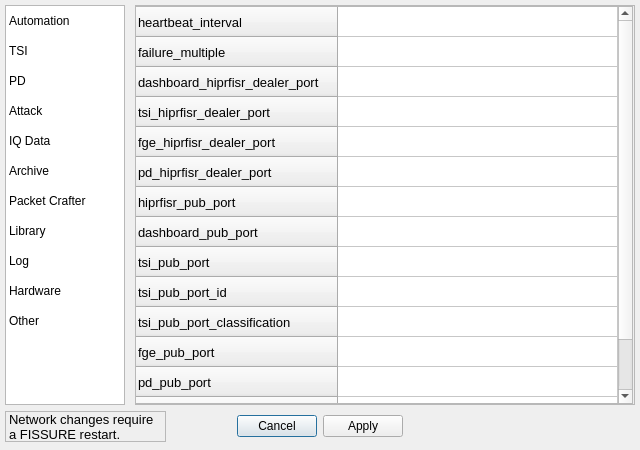
First picture: the form in UI/options.ui, repository ainfosec/FISSURE, before the edit.
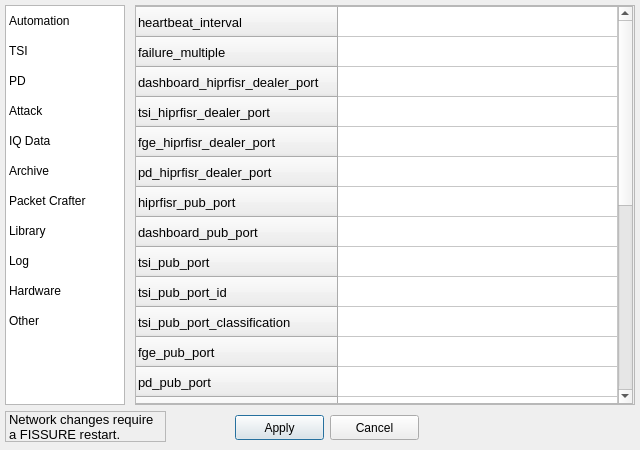
Second picture: the form after the edit. The open tabs and pages were chosen to show the change.

Diff of the .ui file:
```diff
--- a/UI/options.ui
+++ b/UI/options.ui
@@ -16,22 +16,6 @@
   <property name="windowTitle">
    <string>Options</string>
   </property>
-  <widget class="QDialogButtonBox" name="buttonBox">
-   <property name="geometry">
-    <rect>
-     <x>62</x>
-     <y>410</y>
-     <width>341</width>
-     <height>32</height>
-    </rect>
-   </property>
-   <property name="orientation">
-    <enum>Qt::Horizontal</enum>
-   </property>
-   <property name="standardButtons">
-    <set>QDialogButtonBox::Apply|QDialogButtonBox::Cancel</set>
-   </property>
-  </widget>
   <widget class="QListWidget" name="listWidget_options">
    <property name="geometry">
     <rect>
@@ -1148,6 +1132,116 @@
         </font>
        </property>
       </row>
+      <row>
+       <property name="text">
+        <string>custom_color1</string>
+       </property>
+       <property name="font">
+        <font>
+         <pointsize>10</pointsize>
+        </font>
+       </property>
+      </row>
+      <row>
+       <property name="text">
+        <string>custom_color2</string>
+       </property>
+       <property name="font">
+        <font>
+         <pointsize>10</pointsize>
+        </font>
+       </property>
+      </row>
+      <row>
+       <property name="text">
+        <string>custom_color3</string>
+       </property>
+       <property name="font">
+        <font>
+         <pointsize>10</pointsize>
+        </font>
+       </property>
+      </row>
+      <row>
+       <property name="text">
+        <string>custom_color4</string>
+       </property>
+       <property name="font">
+        <font>
+         <pointsize>10</pointsize>
+        </font>
+       </property>
+      </row>
+      <row>
+       <property name="text">
+        <string>custom_color5</string>
+       </property>
+       <property name="font">
+        <font>
+         <pointsize>10</pointsize>
+        </font>
+       </property>
+      </row>
+      <row>
+       <property name="text">
+        <string>color1</string>
+       </property>
+       <property name="font">
+        <font>
+         <pointsize>10</pointsize>
+        </font>
+       </property>
+      </row>
+      <row>
+       <property name="text">
+        <string>color2</string>
+       </property>
+       <property name="font">
+        <font>
+         <pointsize>10</pointsize>
+        </font>
+       </property>
+      </row>
+      <row>
+       <property name="text">
+        <string>color3</string>
+       </property>
+       <property name="font">
+        <font>
+         <pointsize>10</pointsize>
+        </font>
+       </property>
+      </row>
+      <row>
+       <property name="text">
+        <string>color4</string>
+       </property>
+       <property name="font">
+        <font>
+         <pointsize>10</pointsize>
+        </font>
+       </property>
+      </row>
+      <row>
+       <property name="text">
+        <string>color5</string>
+       </property>
+       <property name="font">
+        <font>
+         <pointsize>10</pointsize>
+        </font>
+       </property>
+      </row>
+      <row>
+       <property name="text">
+        <string>color_mode</string>
+       </property>
+       <property name="font">
+        <font>
+         <pointsize>10</pointsize>
+        </font>
+       </property>
+      </row>
       <column>
        <property name="text">
         <string/>
@@ -1224,6 +1318,32 @@
     <bool>true</bool>
    </property>
   </widget>
+  <widget class="QPushButton" name="pushButton_apply">
+   <property name="geometry">
+    <rect>
+     <x>235</x>
+     <y>415</y>
+     <width>89</width>
+     <height>25</height>
+    </rect>
+   </property>
+   <property name="text">
+    <string>Apply</string>
+   </property>
+  </widget>
+  <widget class="QPushButton" name="pushButton_cancel">
+   <property name="geometry">
+    <rect>
+     <x>330</x>
+     <y>415</y>
+     <width>89</width>
+     <height>25</height>
+    </rect>
+   </property>
+   <property name="text">
+    <string>Cancel</string>
+   </property>
+  </widget>
  </widget>
  <resources/>
  <connections>
```
Left out of the diff: 37 changed lines with no effect on the pictures.
